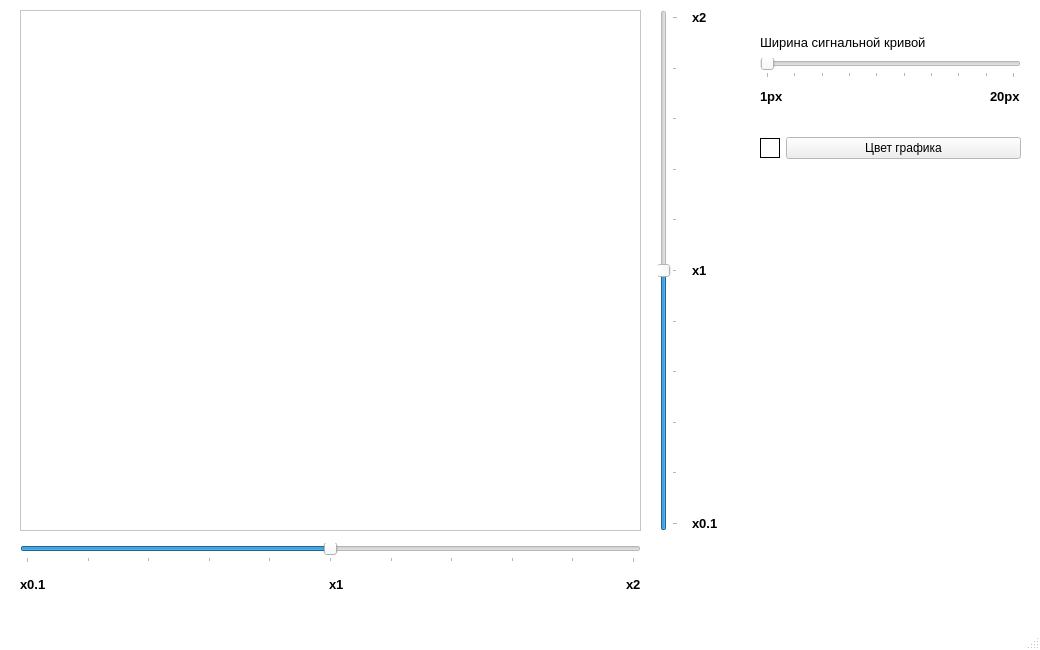
Before: the Qt Designer form mainwindow.ui in vglaznev/inobitec-entry-task-client, drawn with Qt 5.
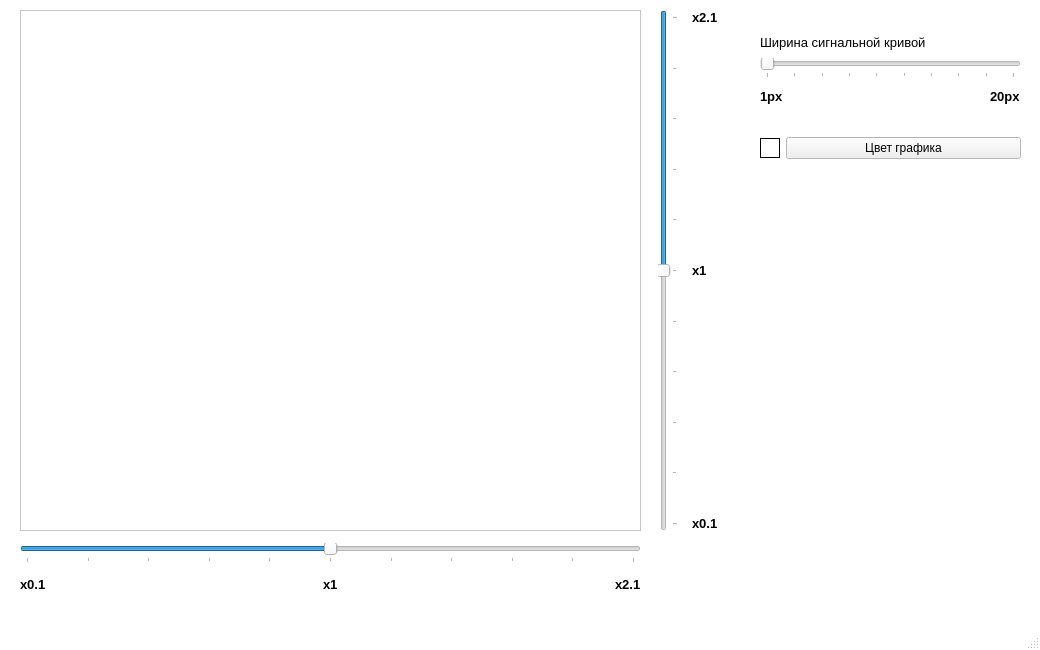
After: the same form once the commit is applied. Custom widgets are drawn as their Qt base class.

Diff of the .ui file:
```diff
--- a/mainwindow.ui
+++ b/mainwindow.ui
@@ -315,9 +315,15 @@
        <property name="orientation">
         <enum>Qt::Vertical</enum>
        </property>
+       <property name="invertedAppearance">
+        <bool>true</bool>
+       </property>
        <property name="tickPosition">
         <enum>QSlider::TicksBelow</enum>
        </property>
+       <property name="tickInterval">
+        <number>2</number>
+       </property>
       </widget>
      </item>
      <item>
@@ -338,7 +344,7 @@
           </font>
          </property>
          <property name="text">
-          <string>x2</string>
+          <string>x2.1</string>
          </property>
         </widget>
        </item>
@@ -525,7 +531,7 @@
           </font>
          </property>
          <property name="text">
-          <string>x2</string>
+          <string>x2.1</string>
          </property>
         </widget>
        </item>
@@ -552,6 +558,11 @@
    <extends>QGraphicsView</extends>
    <header>QtCharts</header>
   </customwidget>
+  <customwidget>
+   <class>ColorBox</class>
+   <extends>QLabel</extends>
+   <header>colorbox.h</header>
+  </customwidget>
  </customwidgets>
  <resources/>
  <connections/>
```
Left out of the diff: 13 changed lines with no effect on the pictures.
